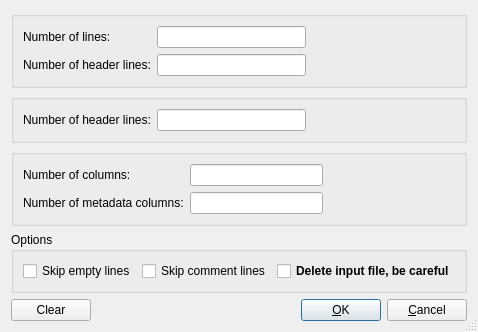
First picture: the form in trunk/Forms/SplitFileDialog/splitfiledialog.ui, repository rsieger/PanTool, before the edit.
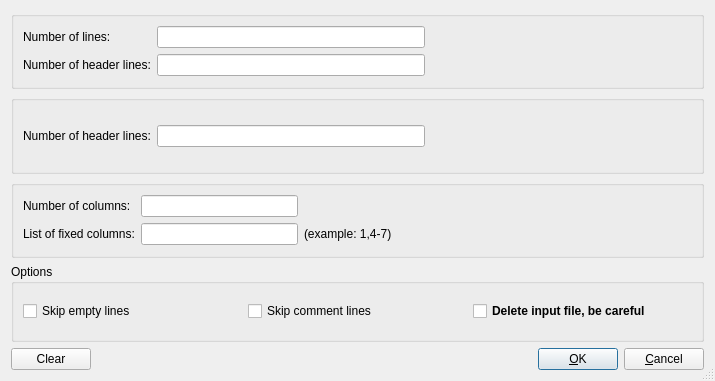
Second picture: the form after the edit.

Commit message: Split file by columns

```diff
--- a/trunk/Forms/SplitFileDialog/splitfiledialog.ui
+++ b/trunk/Forms/SplitFileDialog/splitfiledialog.ui
@@ -6,8 +6,8 @@
    <rect>
     <x>0</x>
     <y>0</y>
-    <width>435</width>
-    <height>289</height>
+    <width>715</width>
+    <height>381</height>
    </rect>
   </property>
   <property name="windowTitle">
@@ -16,7 +16,7 @@
   <property name="sizeGripEnabled">
    <bool>true</bool>
   </property>
-  <layout class="QGridLayout" name="gridLayout_5">
+  <layout class="QGridLayout" name="gridLayout_3">
    <item row="0" column="0">
     <widget class="QGroupBox" name="groupBox_SplitByLines">
      <property name="title">
@@ -109,7 +109,7 @@
      <property name="title">
       <string/>
      </property>
-     <layout class="QGridLayout" name="gridLayout_3">
+     <layout class="QGridLayout" name="gridLayout_5">
       <item row="0" column="0">
        <widget class="QLabel" name="label_3">
         <property name="text">
@@ -120,15 +120,15 @@
       <item row="0" column="1">
        <widget class="QLineEdit" name="NumberOfColumns_lineEdit_3"/>
       </item>
-      <item row="0" column="2">
+      <item row="0" column="2" colspan="2">
        <spacer name="horizontalSpacer_4">
         <property name="orientation">
          <enum>Qt::Horizontal</enum>
         </property>
         <property name="sizeHint" stdset="0">
          <size>
-          <width>105</width>
-          <height>17</height>
+          <width>388</width>
+          <height>20</height>
          </size>
         </property>
        </spacer>
@@ -136,22 +136,29 @@
       <item row="1" column="0">
        <widget class="QLabel" name="label_4">
         <property name="text">
-         <string>Number of metadata columns:</string>
+         <string>List of fixed columns:</string>
         </property>
        </widget>
       </item>
       <item row="1" column="1">
-       <widget class="QLineEdit" name="NumberOfMetadataColumns_lineEdit_3"/>
+       <widget class="QLineEdit" name="ColumnList_lineEdit_3"/>
       </item>
       <item row="1" column="2">
+       <widget class="QLabel" name="label">
+        <property name="text">
+         <string>(example: 1,4-7)</string>
+        </property>
+       </widget>
+      </item>
+      <item row="1" column="3">
        <spacer name="horizontalSpacer_5">
         <property name="orientation">
          <enum>Qt::Horizontal</enum>
         </property>
         <property name="sizeHint" stdset="0">
          <size>
-          <width>105</width>
-          <height>17</height>
+          <width>234</width>
+          <height>20</height>
          </size>
         </property>
        </spacer>
```
Left out of the diff: 2 changed lines with no effect on the pictures. The commit also changes 9 other files.
